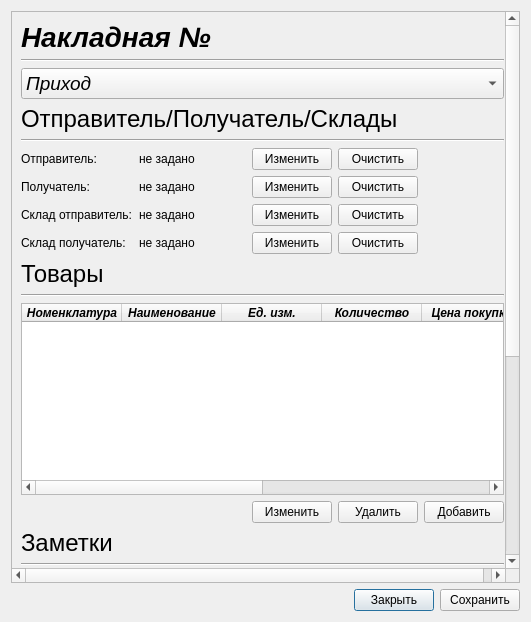
Old version of the form addinvoice_dialog.ui in the repository skripach2111/Kursovoy_Uchet.
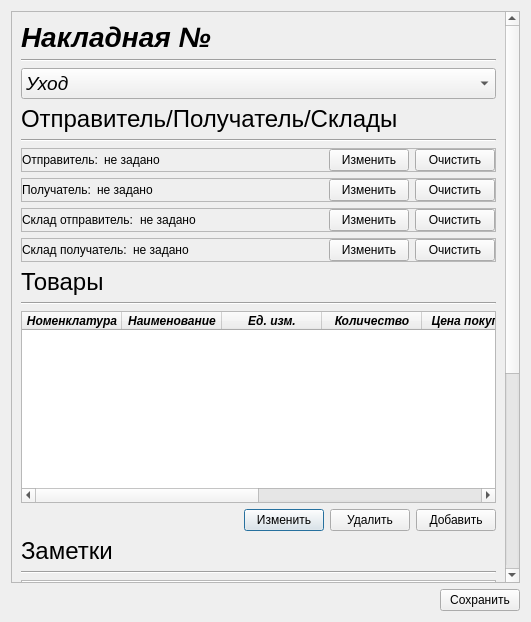
New version of the form.

```diff
--- a/addinvoice_dialog.ui
+++ b/addinvoice_dialog.ui
@@ -14,20 +14,6 @@
    <string>Dialog</string>
   </property>
   <layout class="QGridLayout" name="gridLayout">
-   <item row="1" column="1">
-    <widget class="QPushButton" name="pushButton_Exit">
-     <property name="text">
-      <string>Закрыть</string>
-     </property>
-    </widget>
-   </item>
-   <item row="1" column="2">
-    <widget class="QPushButton" name="pushButton_Save">
-     <property name="text">
-      <string>Сохранить</string>
-     </property>
-    </widget>
-   </item>
    <item row="1" column="0">
     <spacer name="horizontalSpacer_3">
      <property name="orientation">
@@ -41,7 +27,7 @@
      </property>
     </spacer>
    </item>
-   <item row="0" column="0" colspan="3">
+   <item row="0" column="0" colspan="2">
     <widget class="QScrollArea" name="scrollArea_Workspace">
      <property name="widgetResizable">
       <bool>true</bool>
@@ -52,25 +38,11 @@
         <x>0</x>
         <y>0</y>
         <width>497</width>
-        <height>896</height>
+        <height>895</height>
        </rect>
       </property>
       <layout class="QGridLayout" name="gridLayout_2">
-       <item row="8" column="3">
-        <widget class="QPushButton" name="pushButton_SetStorageRecipient">
-         <property name="text">
-          <string>Изменить</string>
-         </property>
-        </widget>
-       </item>
-       <item row="5" column="0">
-        <widget class="QLabel" name="label_3">
-         <property name="text">
-          <string>Отправитель:</string>
-         </property>
-        </widget>
-       </item>
-       <item row="19" column="0" colspan="3">
+       <item row="20" column="0" colspan="3">
         <widget class="QLabel" name="label_14">
          <property name="font">
           <font>
@@ -86,14 +58,185 @@
          </property>
         </widget>
        </item>
-       <item row="7" column="1">
-        <widget class="QLabel" name="label_StorageSender">
+       <item row="10" column="0" colspan="6">
+        <widget class="QLabel" name="label_11">
+         <property name="font">
+          <font>
+           <pointsize>18</pointsize>
+          </font>
+         </property>
          <property name="text">
-          <string>не задано</string>
+          <string>Товары</string>
+         </property>
+        </widget>
+       </item>
+       <item row="19" column="1" colspan="2">
+        <widget class="QComboBox" name="comboBox_TypePayment">
+         <item>
+          <property name="text">
+           <string>Наличный</string>
+          </property>
+         </item>
+         <item>
+          <property name="text">
+           <string>Безналичный</string>
+          </property>
+         </item>
+        </widget>
+       </item>
+       <item row="19" column="0">
+        <widget class="QLabel" name="label_13">
+         <property name="text">
+          <string>Тип оплаты:</string>
+         </property>
+        </widget>
+       </item>
+       <item row="13" column="3">
+        <widget class="QPushButton" name="pushButton_SetProduct">
+         <property name="text">
+          <string>Изменить</string>
+         </property>
+        </widget>
+       </item>
+       <item row="20" column="3" colspan="3">
+        <widget class="QLabel" name="label_SumPayment">
+         <property name="font">
+          <font>
+           <pointsize>11</pointsize>
+           <weight>75</weight>
+           <italic>true</italic>
+           <bold>true</bold>
+           <underline>false</underline>
+          </font>
+         </property>
+         <property name="text">
+          <string>0</string>
+         </property>
+        </widget>
+       </item>
+       <item row="1" column="0" colspan="6">
+        <widget class="Line" name="line">
+         <property name="orientation">
+          <enum>Qt::Horizontal</enum>
+         </property>
+        </widget>
+       </item>
+       <item row="13" column="4">
+        <widget class="QPushButton" name="pushButton_DeleteProduct">
+         <property name="text">
+          <string>Удалить</string>
+         </property>
+        </widget>
+       </item>
+       <item row="0" column="0" colspan="6">
+        <widget class="QLabel" name="label_NumberInvoice">
+         <property name="font">
+          <font>
+           <pointsize>21</pointsize>
+           <weight>75</weight>
+           <italic>true</italic>
+           <bold>true</bold>
+          </font>
+         </property>
+         <property name="text">
+          <string>Накладная №</string>
+         </property>
+        </widget>
+       </item>
+       <item row="13" column="5">
+        <widget class="QPushButton" name="pushButton_AddProduct">
+         <property name="text">
+          <string>Добавить</string>
+         </property>
+        </widget>
+       </item>
+       <item row="17" column="0" colspan="6">
+        <widget class="QLabel" name="label_12">
+         <property name="font">
+          <font>
+           <pointsize>18</pointsize>
+          </font>
+         </property>
+         <property name="text">
+          <string>Оплата</string>
+         </property>
+        </widget>
+       </item>
+       <item row="14" column="0" colspan="6">
+        <widget class="QLabel" name="label_16">
+         <property name="font">
+          <font>
+           <pointsize>18</pointsize>
+          </font>
+         </property>
+         <property name="text">
+          <string>Заметки</string>
+         </property>
+        </widget>
+       </item>
+       <item row="21" column="0" colspan="3">
+        <widget class="QLabel" name="label_17">
+         <property name="font">
+          <font>
+           <pointsize>11</pointsize>
+           <weight>75</weight>
+           <italic>true</italic>
+           <bold>true</bold>
+           <underline>true</underline>
+          </font>
+         </property>
+         <property name="text">
+          <string>Дата:</string>
+         </property>
+        </widget>
+       </item>
+       <item row="22" column="0">
+        <spacer name="verticalSpacer">
+         <property name="orientation">
+          <enum>Qt::Vertical</enum>
+         </property>
+         <property name="sizeHint" stdset="0">
+          <size>
+           <width>20</width>
+           <height>40</height>
+          </size>
+         </property>
+        </spacer>
+       </item>
+       <item row="15" column="0" colspan="6">
+        <widget class="Line" name="line_5">
+         <property name="orientation">
+          <enum>Qt::Horizontal</enum>
+         </property>
+        </widget>
+       </item>
+       <item row="4" column="0" colspan="6">
+        <widget class="Line" name="line_2">
+         <property name="orientation">
+          <enum>Qt::Horizontal</enum>
+         </property>
+        </widget>
+       </item>
+       <item row="3" column="0" colspan="6">
+        <widget class="QLabel" name="label_2">
+         <property name="font">
+          <font>
+           <pointsize>18</pointsize>
+          </font>
+         </property>
+         <property name="text">
+          <string>Отправитель/Получатель/Склады</string>
          </property>
         </widget>
        </item>
        <item row="11" column="0" colspan="6">
+        <widget class="Line" name="line_3">
+         <property name="orientation">
+          <enum>Qt::Horizontal</enum>
+         </property>
+        </widget>
+       </item>
+       <item row="12" column="0" colspan="6">
         <widget class="QTableWidget" name="tableWidget_Products">
          <property name="sizePolicy">
           <sizepolicy hsizetype="Expanding" vsizetype="Fixed">
@@ -151,106 +294,22 @@
         </widget>
        </item>
        <item row="16" column="0" colspan="6">
-        <widget class="QLabel" name="label_12">
-         <property name="font">
-          <font>
-           <pointsize>18</pointsize>
-          </font>
+        <widget class="QPlainTextEdit" name="plainTextEdit_Note">
+         <property name="sizePolicy">
+          <sizepolicy hsizetype="Expanding" vsizetype="Fixed">
+           <horstretch>0</horstretch>
+           <verstretch>0</verstretch>
+          </sizepolicy>
          </property>
-         <property name="text">
-          <string>Оплата</string>
-         </property>
         </widget>
        </item>
-       <item row="8" column="1">
-        <widget class="QLabel" name="label_StorageRecipient">
-         <property name="text">
-          <string>не задано</string>
-         </property>
-        </widget>
-       </item>
-       <item row="5" column="3">
-        <widget class="QPushButton" name="pushButton_SetSender">
-         <property name="text">
-          <string>Изменить</string>
-         </property>
-        </widget>
-       </item>
-       <item row="14" column="0" colspan="6">
-        <widget class="Line" name="line_5">
-         <property name="orientation">
-          <enum>Qt::Horizontal</enum>
-         </property>
-        </widget>
-       </item>
-       <item row="3" column="0" colspan="6">
-        <widget class="QLabel" name="label_2">
-         <property name="font">
-          <font>
-           <pointsize>18</pointsize>
-          </font>
-         </property>
-         <property name="text">
-          <string>Отправитель/Получатель/Склады</string>
-         </property>
-        </widget>
-       </item>
-       <item row="6" column="1">
-        <widget class="QLabel" name="label_NameRecipient">
-         <property name="text">
-          <string>не задано</string>
-         </property>
-        </widget>
-       </item>
-       <item row="8" column="0">
-        <widget class="QLabel" name="label_6">
-         <property name="text">
-          <string>Склад получатель:</string>
-         </property>
-        </widget>
-       </item>
-       <item row="18" column="0">
-        <widget class="QLabel" name="label_13">
-         <property name="text">
-          <string>Тип оплаты:</string>
-         </property>
-        </widget>
-       </item>
-       <item row="6" column="4">
-        <widget class="QPushButton" name="pushButton_ClearRecipient">
-         <property name="text">
-          <string>Очистить</string>
-         </property>
-        </widget>
-       </item>
-       <item row="12" column="4">
-        <widget class="QPushButton" name="pushButton_DeleteProduct">
-         <property name="text">
-          <string>Удалить</string>
-         </property>
-        </widget>
-       </item>
-       <item row="17" column="0" colspan="6">
+       <item row="18" column="0" colspan="6">
         <widget class="Line" name="line_4">
          <property name="orientation">
           <enum>Qt::Horizontal</enum>
          </property>
         </widget>
        </item>
-       <item row="5" column="1">
-        <widget class="QLabel" name="label_NameSender">
-         <property name="text">
-          <string>не задано</string>
-         </property>
-        </widget>
-       </item>
-       <item row="8" column="4">
-        <widget class="QPushButton" name="pushButton_ClearStorageRecipient">
-         <property name="text">
-          <string>Очистить</string>
-         </property>
-        </widget>
-       </item>
        <item row="2" column="0" colspan="6">
         <widget class="QComboBox" name="comboBox_TypeInvoice">
          <property name="font">
@@ -259,6 +318,9 @@
            <italic>true</italic>
           </font>
          </property>
+         <property name="currentIndex">
+          <number>1</number>
+         </property>
          <item>
           <property name="text">
            <string>Приход</string>
@@ -276,203 +338,268 @@
          </item>
         </widget>
        </item>
-       <item row="15" column="0" colspan="6">
-        <widget class="QPlainTextEdit" name="plainTextEdit_Note">
-         <property name="sizePolicy">
-          <sizepolicy hsizetype="Expanding" vsizetype="Fixed">
-           <horstretch>0</horstretch>
-           <verstretch>0</verstretch>
-          </sizepolicy>
-         </property>
-        </widget>
-       </item>
-       <item row="7" column="4">
-        <widget class="QPushButton" name="pushButton_ClearStorageSender">
-         <property name="text">
-          <string>Очистить</string>
-         </property>
-        </widget>
-       </item>
-       <item row="4" column="0" colspan="6">
-        <widget class="Line" name="line_2">
-         <property name="orientation">
-          <enum>Qt::Horizontal</enum>
-         </property>
-        </widget>
-       </item>
-       <item row="21" column="0">
-        <spacer name="verticalSpacer">
-         <property name="orientation">
-          <enum>Qt::Vertical</enum>
-         </property>
-         <property name="sizeHint" stdset="0">
-          <size>
-           <width>20</width>
-           <height>40</height>
-          </size>
-         </property>
-        </spacer>
-       </item>
-       <item row="0" column="0" colspan="6">
-        <widget class="QLabel" name="label_NumberInvoice">
-         <property name="font">
-          <font>
-           <pointsize>21</pointsize>
-           <weight>75</weight>
-           <italic>true</italic>
-           <bold>true</bold>
-          </font>
-         </property>
-         <property name="text">
-          <string>Накладная №</string>
-         </property>
-        </widget>
-       </item>
-       <item row="1" column="0" colspan="6">
-        <widget class="Line" name="line">
-         <property name="orientation">
-          <enum>Qt::Horizontal</enum>
-         </property>
-        </widget>
-       </item>
-       <item row="12" column="5">
-        <widget class="QPushButton" name="pushButton_AddProduct">
-         <property name="text">
-          <string>Добавить</string>
-         </property>
-        </widget>
-       </item>
-       <item row="18" column="1" colspan="2">
-        <widget class="QComboBox" name="comboBox_TypePayment">
-         <item>
-          <property name="text">
-           <string>Наличный</string>
-          </property>
-         </item>
-         <item>
-          <property name="text">
-           <string>Безналичный</string>
-          </property>
-         </item>
-        </widget>
-       </item>
        <item row="9" column="0" colspan="6">
-        <widget class="QLabel" name="label_11">
-         <property name="font">
-          <font>
-           <pointsize>18</pointsize>
-          </font>
+        <widget class="QFrame" name="frame_StorageRecipient">
+         <property name="frameShape">
+          <enum>QFrame::StyledPanel</enum>
          </property>
-         <property name="text">
-          <string>Товары</string>
+         <property name="frameShadow">
+          <enum>QFrame::Raised</enum>
          </property>
+         <layout class="QHBoxLayout" name="horizontalLayout">
+          <property name="leftMargin">
+           <number>0</number>
+          </property>
+          <property name="topMargin">
+           <number>0</number>
+          </property>
+          <property name="rightMargin">
+           <number>0</number>
+          </property>
+          <property name="bottomMargin">
+           <number>0</number>
+          </property>
+          <item>
+           <widget class="QLabel" name="label_6">
+            <property name="text">
+             <string>Склад получатель:</string>
+            </property>
+           </widget>
+          </item>
+          <item>
+           <widget class="QLabel" name="label_StorageRecipient">
+            <property name="text">
+             <string>не задано</string>
+            </property>
+           </widget>
+          </item>
+          <item>
+           <spacer name="horizontalSpacer_5">
+            <property name="orientation">
+             <enum>Qt::Horizontal</enum>
+            </property>
+            <property name="sizeHint" stdset="0">
+             <size>
+              <width>40</width>
+              <height>20</height>
+             </size>
+            </property>
+           </spacer>
+          </item>
+          <item>
+           <widget class="QPushButton" name="pushButton_SetStorageRecipient">
+            <property name="text">
+             <string>Изменить</string>
+            </property>
+           </widget>
+          </item>
+          <item>
+           <widget class="QPushButton" name="pushButton_ClearStorageRecipient">
+            <property name="text">
+             <string>Очистить</string>
+            </property>
+           </widget>
+          </item>
+         </layout>
         </widget>
        </item>
-       <item row="10" column="0" colspan="6">
-        <widget class="Line" name="line_3">
-         <property name="orientation">
-          <enum>Qt::Horizontal</enum>
+       <item row="8" column="0" colspan="6">
+        <widget class="QFrame" name="frame_StorageSender">
+         <property name="frameShape">
+          <enum>QFrame::StyledPanel</enum>
          </property>
-        </widget>
-       </item>
-       <item row="6" column="3">
-        <widget class="QPushButton" name="pushButton_SetRecipient">
-         <property name="text">
-          <string>Изменить</string>
+         <property name="frameShadow">
+          <enum>QFrame::Raised</enum>
          </property>
+         <layout class="QHBoxLayout" name="horizontalLayout_2">
+          <property name="leftMargin">
+           <number>0</number>
+          </property>
+          <property name="topMargin">
+           <number>0</number>
+          </property>
+          <property name="rightMargin">
+           <number>0</number>
+          </property>
+          <property name="bottomMargin">
+           <number>0</number>
+          </property>
+          <item>
+           <widget class="QLabel" name="label_5">
+            <property name="text">
+             <string>Склад отправитель:</string>
+            </property>
+           </widget>
+          </item>
+          <item>
+           <widget class="QLabel" name="label_StorageSender">
+            <property name="text">
+             <string>не задано</string>
+            </property>
+           </widget>
+          </item>
+          <item>
+           <spacer name="horizontalSpacer_4">
+            <property name="orientation">
+             <enum>Qt::Horizontal</enum>
+            </property>
+            <property name="sizeHint" stdset="0">
+             <size>
+              <width>40</width>
+              <height>20</height>
+             </size>
+            </property>
+           </spacer>
+          </item>
+          <item>
+           <widget class="QPushButton" name="pushButton_SetStorageSender">
+            <property name="text">
+             <string>Изменить</string>
+            </property>
+           </widget>
+          </item>
+          <item>
+           <widget class="QPushButton" name="pushButton_ClearStorageSender">
+            <property name="text">
+             <string>Очистить</string>
+            </property>
+           </widget>
+          </item>
+         </layout>
         </widget>
        </item>
-       <item row="13" column="0" colspan="6">
-        <widget class="QLabel" name="label_16">
-         <property name="font">
-          <font>
-           <pointsize>18</pointsize>
-          </font>
+       <item row="7" column="0" colspan="6">
+        <widget class="QFrame" name="frame_Sender">
+         <property name="frameShape">
+          <enum>QFrame::StyledPanel</enum>
          </property>
-         <property name="text">
-          <string>Заметки</string>
+         <property name="frameShadow">
+          <enum>QFrame::Raised</enum>
          </property>
+         <layout class="QHBoxLayout" name="horizontalLayout_3">
+          <property name="leftMargin">
+           <number>0</number>
+          </property>
+          <property name="topMargin">
+           <number>0</number>
+          </property>
+          <property name="rightMargin">
+           <number>0</number>
+          </property>
+          <property name="bottomMargin">
+           <number>0</number>
+          </property>
+          <item>
+           <widget class="QLabel" name="label_4">
+            <property name="text">
+             <string>Получатель:</string>
+            </property>
+           </widget>
+          </item>
+          <item>
+           <widget class="QLabel" name="label_NameRecipient">
+            <property name="text">
+             <string>не задано</string>
+            </property>
+           </widget>
+          </item>
+          <item>
+           <spacer name="horizontalSpacer_2">
+            <property name="orientation">
+             <enum>Qt::Horizontal</enum>
+            </property>
+            <property name="sizeHint" stdset="0">
+             <size>
+              <width>40</width>
+              <height>20</height>
+             </size>
+            </property>
+           </spacer>
+          </item>
+          <item>
+           <widget class="QPushButton" name="pushButton_SetRecipient">
+            <property name="text">
+             <string>Изменить</string>
+            </property>
+           </widget>
+          </item>
+          <item>
+           <widget class="QPushButton" name="pushButton_ClearRecipient">
+            <property name="text">
+             <string>Очистить</string>
+            </property>
+           </widget>
+          </item>
+         </layout>
         </widget>
        </item>
-       <item row="5" column="4">
-        <widget class="QPushButton" name="pushButton_ClearSender">
-         <property name="text">
-          <string>Очистить</string>
+       <item row="6" column="0" colspan="6">
+        <widget class="QFrame" name="frame_Recipient">
+         <property name="frameShape">
+          <enum>QFrame::StyledPanel</enum>
          </property>
-        </widget>
-       </item>
-       <item row="7" column="3">
-        <widget class="QPushButton" name="pushButton_SetStorageSender">
-         <property name="text">
-          <string>Изменить</string>
+         <property name="frameShadow">
+          <enum>QFrame::Raised</enum>
          </property>
+         <layout class="QHBoxLayout" name="horizontalLayout_4">
+          <property name="leftMargin">
+           <number>0</number>
+          </property>
+          <property name="topMargin">
+           <number>0</number>
+          </property>
+          <property name="rightMargin">
+           <number>0</number>
+          </property>
+          <property name="bottomMargin">
+           <number>0</number>
+          </property>
+          <item>
+           <widget class="QLabel" name="label_3">
+            <property name="text">
+             <string>Отправитель:</string>
+            </property>
+           </widget>
+          </item>
+          <item>
+           <widget class="QLabel" name="label_NameSender">
+            <property name="text">
+             <string>не задано</string>
+            </property>
+           </widget>
+          </item>
+          <item>
+           <spacer name="horizontalSpacer">
+            <property name="orientation">
+             <enum>Qt::Horizontal</enum>
+            </property>
+            <property name="sizeHint" stdset="0">
+             <size>
+              <width>40</width>
+              <height>20</height>
+             </size>
+            </property>
+           </spacer>
+          </item>
+          <item>
+           <widget class="QPushButton" name="pushButton_SetSender">
+            <property name="text">
+             <string>Изменить</string>
+            </property>
+           </widget>
+          </item>
+          <item>
+           <widget class="QPushButton" name="pushButton_ClearSender">
+            <property name="text">
+             <string>Очистить</string>
+            </property>
+           </widget>
+          </item>
+         </layout>
         </widget>
        </item>
-       <item row="6" column="0">
-        <widget class="QLabel" name="label_4">
-         <property name="text">
-          <string>Получатель:</string>
-         </property>
-        </widget>
-       </item>
-       <item row="12" column="3">
-        <widget class="QPushButton" name="pushButton_SetProduct">
-         <property name="text">
-          <string>Изменить</string>
-         </property>
-        </widget>
-       </item>
-       <item row="5" column="2">
-        <spacer name="horizontalSpacer_2">
-         <property name="orientation">
-          <enum>Qt::Horizontal</enum>
-         </property>
-         <property name="sizeHint" stdset="0">
-          <size>
-           <width>40</width>
-           <height>20</height>
-          </size>
-         </property>
-        </spacer>
-       </item>
-       <item row="7" column="0">
-        <widget class="QLabel" name="label_5">
-         <property name="text">
-          <string>Склад отправитель:</string>
-         </property>
-        </widget>
-       </item>
-       <item row="5" column="5">
-        <spacer name="horizontalSpacer">
-         <property name="orientation">
-          <enum>Qt::Horizontal</enum>
-         </property>
-         <property name="sizeHint" stdset="0">
-          <size>
-           <width>40</width>
-           <height>20</height>
-          </size>
-         </property>
-        </spacer>
-       </item>
-       <item row="19" column="3" colspan="3">
-        <widget class="QLabel" name="label_SumPayment">
-         <property name="font">
-          <font>
-           <pointsize>11</pointsize>
-           <weight>75</weight>
-           <italic>true</italic>
-           <bold>true</bold>
-           <underline>false</underline>
-          </font>
-         </property>
-         <property name="text">
-          <string>0</string>
-         </property>
-        </widget>
-       </item>
-       <item row="20" column="0" colspan="3">
-        <widget class="QLabel" name="label_17">
+       <item row="21" column="3" colspan="3">
+        <widget class="QLabel" name="label_Date">
          <property name="font">
           <font>
            <pointsize>11</pointsize>
@@ -483,20 +610,7 @@
           </font>
          </property>
          <property name="text">
-          <string>Дата:</string>
-         </property>
-        </widget>
-       </item>
-       <item row="20" column="3" colspan="3">
-        <widget class="QDateEdit" name="dateEdit_Date">
-         <property name="font">
-          <font>
-           <pointsize>11</pointsize>
-           <weight>75</weight>
-           <italic>true</italic>
-           <bold>true</bold>
-           <underline>false</underline>
-          </font>
+          <string>TextLabel</string>
          </property>
         </widget>
        </item>
@@ -504,6 +618,13 @@
      </widget>
     </widget>
    </item>
+   <item row="1" column="1">
+    <widget class="QPushButton" name="pushButton_Save">
+     <property name="text">
+      <string>Сохранить</string>
+     </property>
+    </widget>
+   </item>
   </layout>
  </widget>
  <resources/>
```
